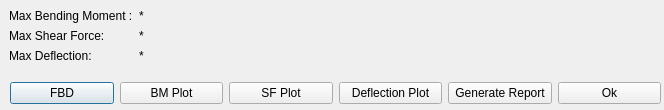
Qt form Ui/UiFiles/Solution_summary_dialog_window.ui (mark2661/beamCalculator) before a commit.
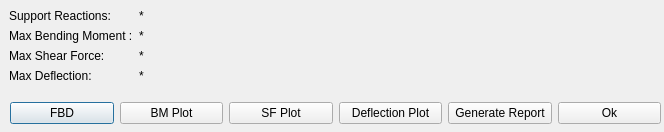
The same form after that commit.

```diff
--- a/Ui/UiFiles/Solution_summary_dialog_window.ui
+++ b/Ui/UiFiles/Solution_summary_dialog_window.ui
@@ -7,71 +7,85 @@
     <x>0</x>
     <y>0</y>
     <width>664</width>
-    <height>110</height>
+    <height>132</height>
    </rect>
   </property>
   <property name="windowTitle">
    <string>Dialog</string>
   </property>
-  <widget class="QWidget" name="">
+  <widget class="QWidget" name="layoutWidget">
    <property name="geometry">
     <rect>
      <x>9</x>
      <y>9</y>
      <width>651</width>
-     <height>71</height>
+     <height>91</height>
     </rect>
    </property>
    <layout class="QFormLayout" name="formLayout">
     <item row="0" column="0">
+     <widget class="QLabel" name="label_2">
+      <property name="text">
+       <string>Support Reactions:</string>
+      </property>
+     </widget>
+    </item>
+    <item row="1" column="0">
      <widget class="QLabel" name="label">
       <property name="text">
        <string>Max Bending Moment :</string>
       </property>
      </widget>
     </item>
-    <item row="0" column="1">
+    <item row="1" column="1">
      <widget class="QLabel" name="maxBendingMomentLabel">
       <property name="text">
        <string>*</string>
       </property>
      </widget>
     </item>
-    <item row="1" column="0">
+    <item row="2" column="0">
      <widget class="QLabel" name="label_3">
       <property name="text">
        <string>Max Shear Force:</string>
       </property>
      </widget>
     </item>
-    <item row="1" column="1">
+    <item row="2" column="1">
      <widget class="QLabel" name="maxShearForceLabel">
       <property name="text">
        <string>*</string>
       </property>
      </widget>
     </item>
-    <item row="2" column="0">
+    <item row="3" column="0">
      <widget class="QLabel" name="label_5">
       <property name="text">
        <string>Max Deflection:</string>
       </property>
      </widget>
     </item>
-    <item row="2" column="1">
+    <item row="3" column="1">
      <widget class="QLabel" name="maxDeflectionLabel">
       <property name="text">
        <string>*</string>
       </property>
      </widget>
     </item>
+    <item row="0" column="1">
+     <widget class="QLabel" name="supportReactionsLabel">
+      <property name="text">
+       <string>*</string>
+      </property>
+     </widget>
+    </item>
    </layout>
   </widget>
-  <widget class="QWidget" name="">
+  <widget class="QWidget" name="layoutWidget">
    <property name="geometry">
     <rect>
      <x>10</x>
-     <y>80</y>
+     <y>100</y>
      <width>651</width>
      <height>27</height>
     </rect>
```
